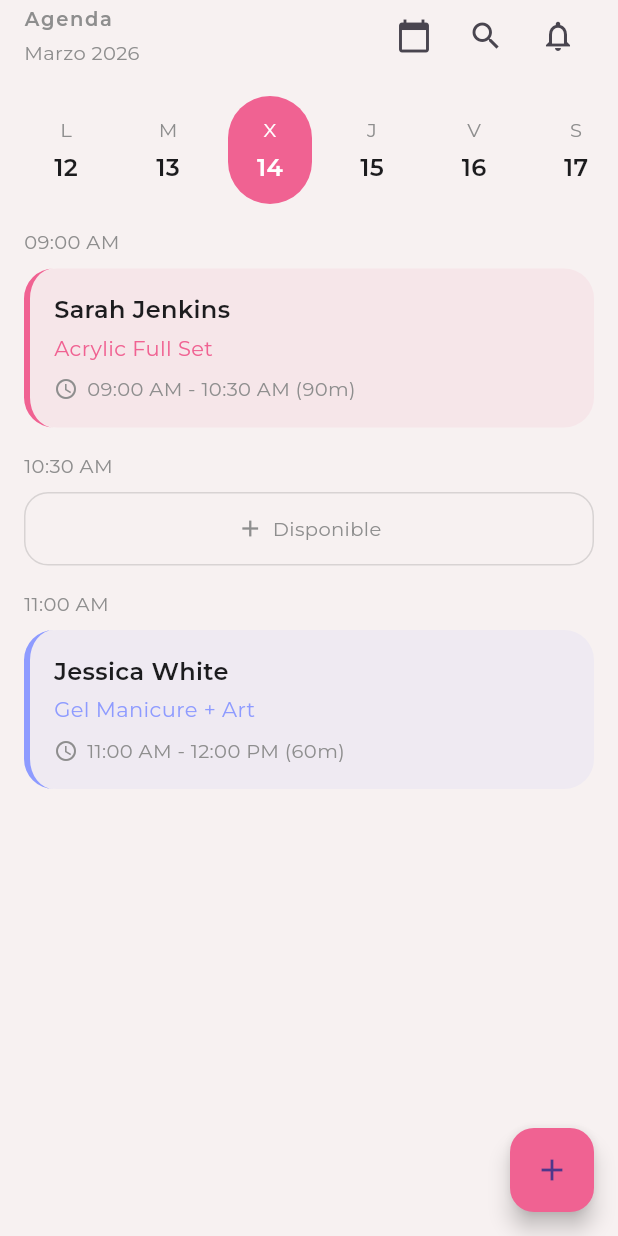
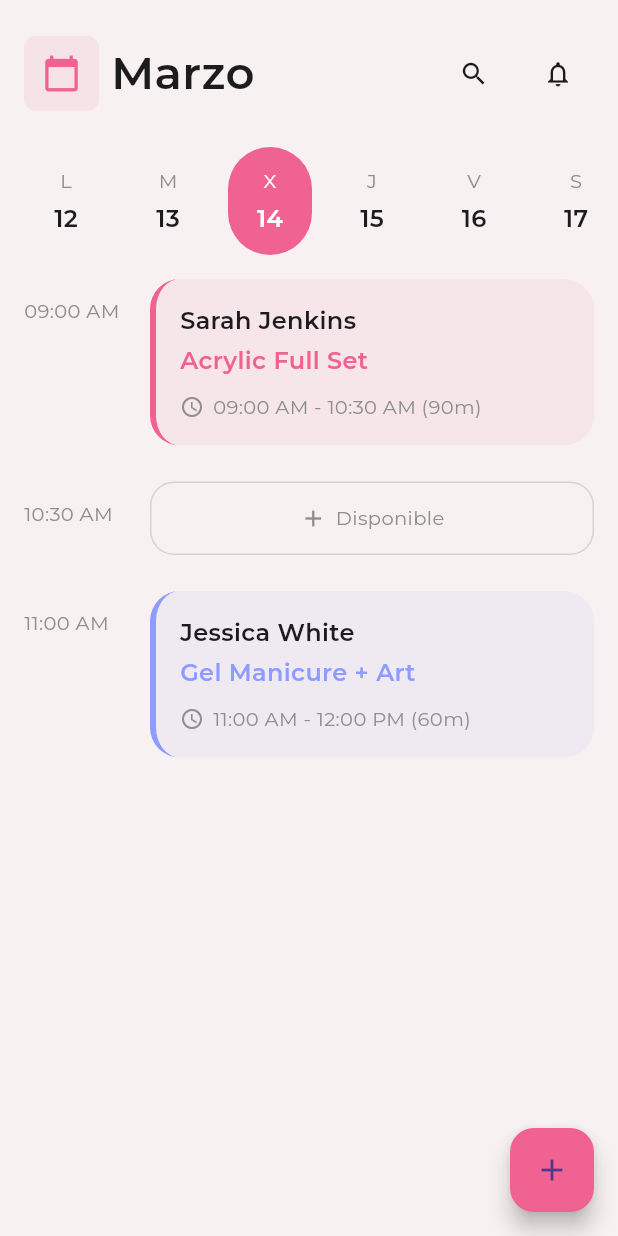
Before and after one commit to Juan-Cast19/manicuristas, a Flutter app: the AgendaPage screen opened directly, on a phone screen of 412 x 824 dp. Run offline on Flutter 3.47's test engine with Material 3 defaults, Android fonts, the light colour scheme and no system bars.

Commit message:
Correcion de detalles pantalla Agenda

```diff
--- a/lib/features/agenda/presentation/agenda_page.dart
+++ b/lib/features/agenda/presentation/agenda_page.dart
@@ -28,22 +28,33 @@ class AgendaPage extends StatelessWidget {
             Expanded(
               child: ListView(
                 padding: const EdgeInsets.symmetric(horizontal: 16),
-                children: const [
-                  TimeLabel(time: '09:00 AM'),
-                  AppointmentCard(
+                children: [
+                  // 09:00
+                  _TimelineRow(
+                    time: '09:00 AM',
+                    child: AppointmentCard(
                       clientName: 'Sarah Jenkins',
                       service: 'Acrylic Full Set',
                       timeRange: '09:00 AM - 10:30 AM (90m)',
                       color: AppColors.primary,
                     ),
-                  TimeLabel(time: '10:30 AM'),
-                  AvailableSlot(),
-                  TimeLabel(time: '11:00 AM'),
-                  AppointmentCard(
+                  ),
+
+                  // 10:30
+                  _TimelineRow(
+                    time: '10:30 AM',
+                    child: const AvailableSlot(),
+                  ),
+
+                  // 11:00
+                  _TimelineRow(
+                    time: '11:00 AM',
+                    child: AppointmentCard(
                       clientName: 'Jessica White',
                       service: 'Gel Manicure + Art',
                       timeRange: '11:00 AM - 12:00 PM (60m)',
                       color: AppColors.info,
+                    ),
                   ),
                 ],
               ),
@@ -58,40 +69,45 @@ class _Header extends StatelessWidget {
   @override
   Widget build(BuildContext context) {
     return Padding(
-      padding: const EdgeInsets.symmetric(horizontal: 16),
+      padding: const EdgeInsets.fromLTRB(16, 24, 16, 8),
       child: Row(
         mainAxisAlignment: MainAxisAlignment.spaceBetween,
+        crossAxisAlignment: CrossAxisAlignment.center,
         children: [
           Column(
             crossAxisAlignment: CrossAxisAlignment.start,
             children: [
+            Row(
+              children: [
+                Container(
+                  padding: const EdgeInsets.all(12),
+                  decoration: BoxDecoration(
+                    color: AppColors.primary.withValues(alpha: 0.1),
+                    borderRadius: BorderRadius.circular(8),
+                  ),
+                  child: Icon(
+                    Icons.calendar_today,
+                    size: 26,
+                    color: AppColors.primary,
+                  ),
+                ),
+                const SizedBox(width: 8),
                 Text(
-                'Agenda',
-                style: AppTextStyles.section,
+                  'Marzo',
+                  style: AppTextStyles.bodyBold.copyWith(
+                    color: AppColors.textPrimary,
+                    fontSize: 30,
                   ),
-              const SizedBox(height: 4),
-              Text(
-                'Marzo 2026',
-                style: AppTextStyles.caption.copyWith(
-                  color: AppColors.textSecondary,
                 ),
+              ],
             ),
             ],
           ),
           Row(
             children: [
-              IconButton(
-                icon: const Icon(Icons.calendar_today),
-                onPressed: () {},
-              ),
-              IconButton(
-                icon: const Icon(Icons.search),
-                onPressed: () {},
-              ),
-              IconButton(
-                icon: const Icon(Icons.notifications_none),
-                onPressed: () {},
-              ),
+              _HeaderIcon(icon: Icons.search),
+              const SizedBox(width: 8),
+              _HeaderIcon(icon: Icons.notifications_none),
             ],
           ),
         ],
@@ -99,3 +115,53 @@ class _Header extends StatelessWidget {
     );
   }
 }
+class _HeaderIcon extends StatelessWidget {
+  final IconData icon;
+
+  const _HeaderIcon({required this.icon});
+
+  @override
+  Widget build(BuildContext context) {
+    return Container(
+      decoration: BoxDecoration(
+        color: AppColors.background,
+        shape: BoxShape.circle,
+      ),
+      child: IconButton(
+        icon: Icon(
+          icon,
+          size: 20,
+          color: AppColors.textPrimary,
+        ),
+        onPressed: () {},
+      ),
+    );
+  }
+}
+class _TimelineRow extends StatelessWidget {
+  final String time;
+  final Widget child;
+
+  const _TimelineRow({
+    required this.time,
+    required this.child,
+  });
+
+  @override
+  Widget build(BuildContext context) {
+    return Padding(
+      padding: const EdgeInsets.only(bottom: 8),
+      child: Row(
+        crossAxisAlignment: CrossAxisAlignment.start,
+        children: [
+          SizedBox(
+            width: 72,
+            child: TimeLabel(time: time),
+          ),
+          const SizedBox(width: 12),
+          Expanded(child: child),
+        ],
+      ),
+    );
+  }
+}
--- a/lib/features/agenda/presentation/widgets/appointment_card.dart
+++ b/lib/features/agenda/presentation/widgets/appointment_card.dart
@@ -36,14 +36,18 @@ class AppointmentCard extends StatelessWidget {
         children: [
           Text(
             clientName,
-            style: AppTextStyles.bodyBold,
+            style: AppTextStyles.bodyBold.copyWith(
+              color: AppColors.textPrimary,
+            ),
           ),
           const SizedBox(height: 4),
           Text(
             service,
-            style: AppTextStyles.bodyMedium.copyWith(color: color),
+            style: AppTextStyles.bodyBold.copyWith(
+            color: color,
+            ),
           ),
-          const SizedBox(height: 8),
+          const SizedBox(height: 10),
           Row(
             children: [
               Icon(
@@ -54,7 +58,9 @@ class AppointmentCard extends StatelessWidget {
               const SizedBox(width: 6),
               Text(
                 timeRange,
-                style: AppTextStyles.caption,
+                style: AppTextStyles.caption.copyWith(
+                  color: AppColors.textSecondary,
+                ),
               ),
             ],
           ),
--- a/lib/features/agenda/presentation/widgets/time_label.dart
+++ b/lib/features/agenda/presentation/widgets/time_label.dart
@@ -13,7 +13,7 @@ class TimeLabel extends StatelessWidget {
   @override
   Widget build(BuildContext context) {
     return Padding(
-      padding: const EdgeInsets.only(bottom: 8),
+      padding: const EdgeInsets.only(top: 12),
       child: Text(
         time,
         style: AppTextStyles.caption.copyWith(
```
Lines whose indentation alone changed are shown as unchanged.
